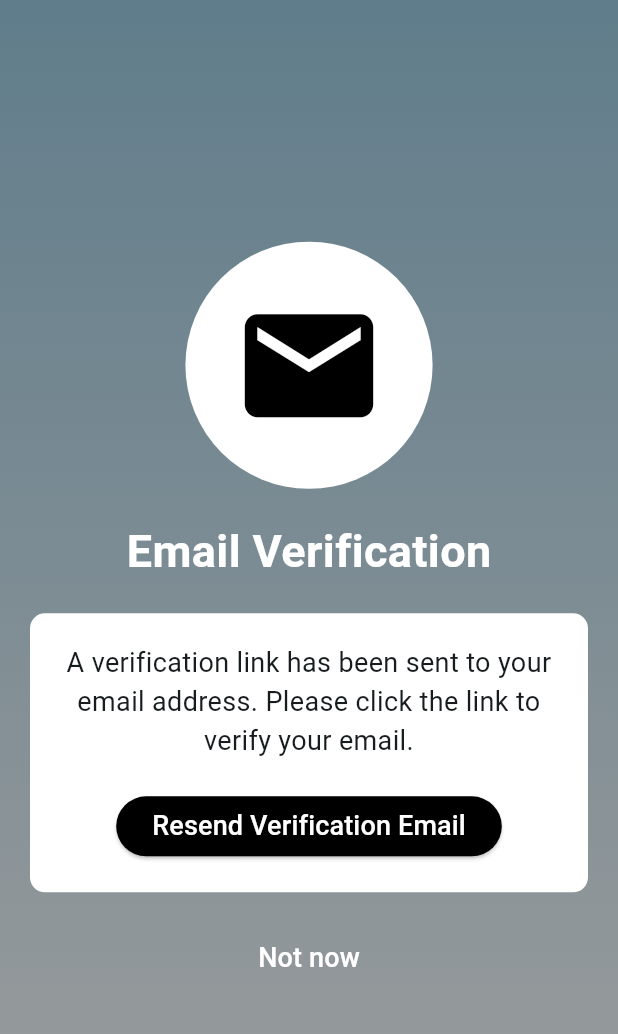
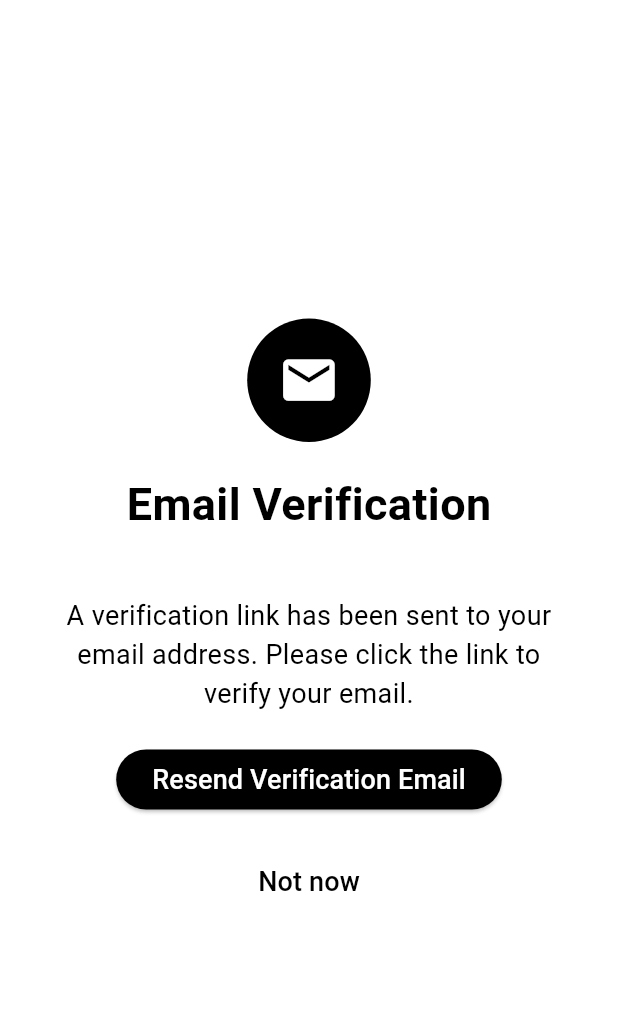
Before and after one commit to akshay-1705/maison_mate_partner_client, a Flutter app: the EmailVerificationScreen screen opened directly, on a phone screen of 412 x 824 dp. Shown: the top 1034 px of the screen. Run offline on Flutter 3.47's test engine with Material 2 defaults, Android fonts, the phone set to English and light mode, and no system bars; our stand-ins replace file_picker, flutter_secure_storage, multi_select_flutter, webview_flutter; accounts and stored records are empty.

Commit message:
change email verification screen colors

```diff
--- a/lib/screens/email_verification_screen.dart
+++ b/lib/screens/email_verification_screen.dart
@@ -12,8 +12,8 @@ class EmailVerificationScreen extends StatelessWidget {
         decoration: const BoxDecoration(
           gradient: LinearGradient(
             colors: [
-              Colors.blueGrey,
-              Colors.grey
+              Color(secondaryColor),
+              Color(secondaryColor)
             ], // Customize your gradient colors
             begin: Alignment.topCenter,
             end: Alignment.bottomCenter,
@@ -28,12 +28,12 @@ class EmailVerificationScreen extends StatelessWidget {
                   mainAxisAlignment: MainAxisAlignment.center,
                   children: <Widget>[
                     CircleAvatar(
-                      radius: constraints.maxWidth * 0.2, // Responsive sizing
-                      backgroundColor: Colors.white,
+                      radius: constraints.maxWidth * 0.1, // Responsive sizing
+                      backgroundColor: const Color(themeColor),
                       child: Icon(
                         Icons.email,
-                        color: const Color(themeColor),
-                        size: constraints.maxWidth * 0.25, // Responsive sizing
+                        color: const Color(secondaryColor),
+                        size: constraints.maxWidth * 0.1, // Responsive sizing
                       ),
                     ),
                     const SizedBox(height: 20),
@@ -42,14 +42,14 @@ class EmailVerificationScreen extends StatelessWidget {
                       style: TextStyle(
                         fontSize: 30,
                         fontWeight: FontWeight.bold,
-                        color: Colors.white,
+                        color: Color(themeColor),
                       ),
                     ),
                     const SizedBox(height: 20),
                     Container(
                       padding: const EdgeInsets.all(20),
                       decoration: BoxDecoration(
-                        color: Colors.white,
+                        color: const Color(secondaryColor),
                         borderRadius: BorderRadius.circular(10),
                       ),
                       child: Column(
@@ -57,8 +57,7 @@ class EmailVerificationScreen extends StatelessWidget {
                           const Text(
                             'A verification link has been sent to your email address. Please click the link to verify your email.',
                             style: TextStyle(
-                              fontSize: 18,
-                            ),
+                                fontSize: 18, color: Color(themeColor)),
                             textAlign: TextAlign.center,
                           ),
                           const SizedBox(height: 20),
@@ -75,14 +74,13 @@ class EmailVerificationScreen extends StatelessWidget {
                               'Resend Verification Email',
                               style: TextStyle(
                                 fontSize: 18,
-                                color: Colors.white,
+                                color: Color(secondaryColor),
                               ),
                             ),
                           ),
                         ],
                       ),
                     ),
-                    const SizedBox(height: 20),
                     TextButton(
                       onPressed: () {
                         Navigator.push(
@@ -95,7 +93,7 @@ class EmailVerificationScreen extends StatelessWidget {
                         'Not now',
                         style: TextStyle(
                           fontSize: 18,
-                          color: Colors.white,
+                          color: Color(themeColor),
                         ),
                       ),
                     ),
```
